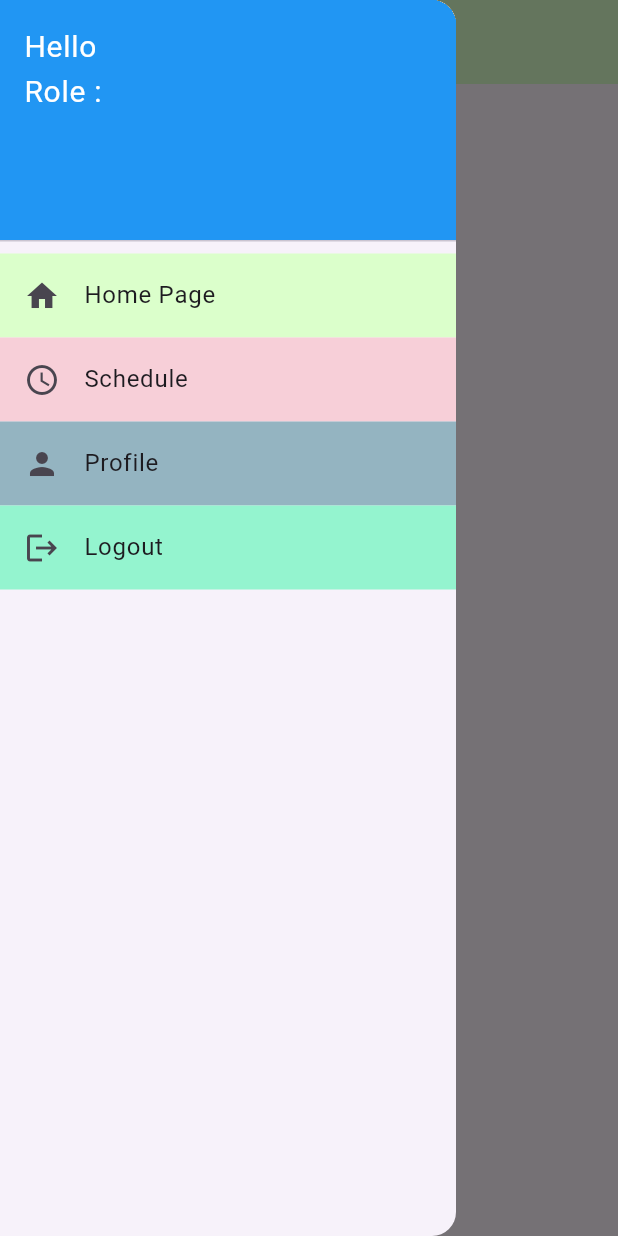
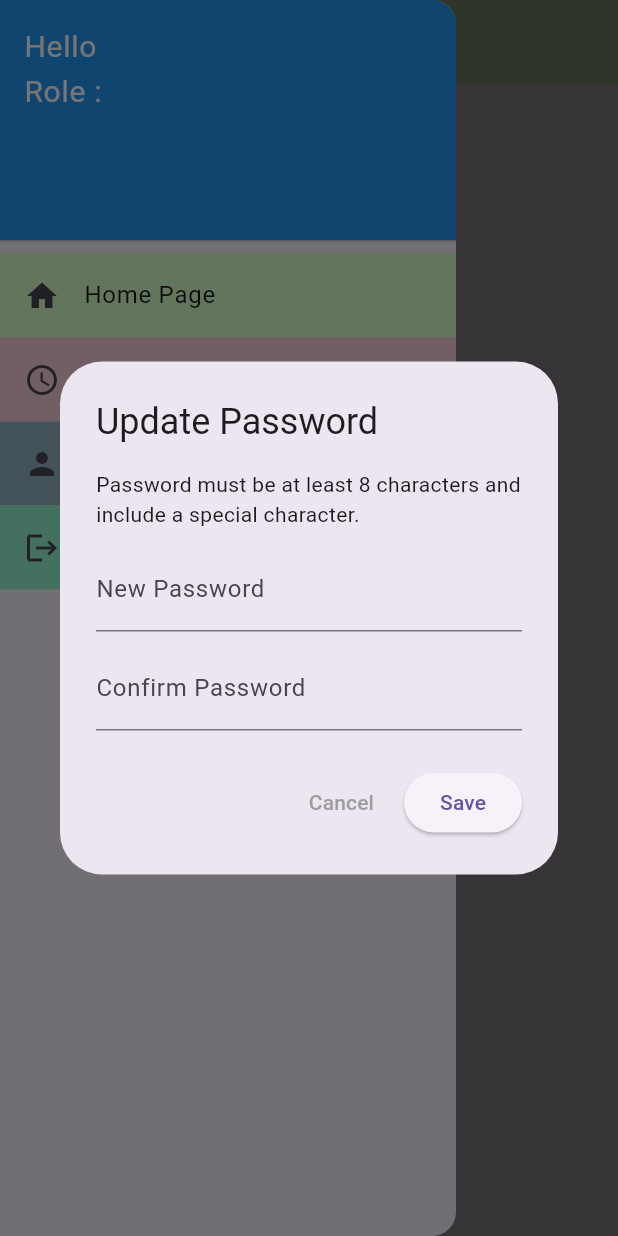
Before and after one commit to EstherTan03/6002CEM, a Flutter app: the HomePage screen opened directly with empty values, in the side drawer, after a tap on the "menu" icon, on a phone screen of 412 x 824 dp. Run offline on Flutter 3.47's test engine with Material 3 defaults, Android fonts, the phone set to English and light mode, and no system bars; our stand-ins replace cloud_firestore, firebase_core; missing offline and left inert: mailer; accounts and stored records are empty.

Commit message:
Update home, login, menu, and profile pages

```diff
--- a/lib/home_page.dart
+++ b/lib/home_page.dart
@@ -1,33 +1,153 @@
 import 'package:flutter/material.dart';
+import 'package:cloud_firestore/cloud_firestore.dart';
 
 import 'menu_navigation.dart';
 import 'shared.dart';
 import 'home_page_card.dart';
 
-class HomePage extends StatelessWidget{
-
+class HomePage extends StatefulWidget {
   final User user;
-
   const HomePage({Key? key, required this.user}) : super(key: key);
 
   @override
+  State<HomePage> createState() => _HomePageState();
+}
+
+class _HomePageState extends State<HomePage> {
+  @override
+  void initState() {
+    super.initState();
+    WidgetsBinding.instance.addPostFrameCallback((_) => _checkPasswordAndPrompt());
+  }
+
+  bool _isWeak(String? pw) {
+    final p = (pw ?? '').trim();
+    final hasMinLen = p.length >= 8;
+    final hasSpecial = RegExp(r'[!@#$%^&*(),.?":{}|<>_\-\\/\[\];~+=]').hasMatch(p);
+    return !(hasMinLen && hasSpecial);
+  }
+
+  Future<void> _checkPasswordAndPrompt() async {
+    if (_isWeak(widget.user.password)) {
+      _showChangePasswordDialog();
+    }
+  }
+
+  void _showChangePasswordDialog() {
+    final pw1 = TextEditingController();
+    final pw2 = TextEditingController();
+    String? err1;
+    String? err2;
+    bool saving = false;
+
+    showDialog(
+      context: context,
+      barrierDismissible: false,
+      builder: (ctx) {
+        return StatefulBuilder(
+          builder: (ctx, setState) {
+            Future<void> save() async {
+              final a = pw1.text.trim();
+              final b = pw2.text.trim();
+              final okLen = a.length >= 8;
+              final okSpecial = RegExp(r'[!@#$%^&*(),.?":{}|<>_\-\\/\[\];~+=]').hasMatch(a);
+              final match = a == b;
+
+                  setState(() {
+                err1 = (!okLen || !okSpecial)
+                    ? 'Min 8 chars and at least 1 special character.'
+                    : null;
+                err2 = match ? null : 'Passwords do not match.';
+              });
+              if (err1 != null || err2 != null) return;
+
+              try {
+              setState(() => saving = true);
+              await FirebaseFirestore.instance
+                  .collection('username')
+                  .doc(widget.user.username)
+                  .update({'password': a});
+              if (!ctx.mounted) return;
+              Navigator.of(ctx).pop();
+              ScaffoldMessenger.of(context).showSnackBar(
+              const SnackBar(content: Text('Password updated')),
+              );
+              } catch (e) {
+              setState(() {
+              err1 = 'Failed to update password. Please try again.';
+              });
+              } finally {
+              if (ctx.mounted) setState(() => saving = false);
+              }
+            }
+
+            return AlertDialog(
+              title: const Text('Update Password'),
+              content: Column(
+                mainAxisSize: MainAxisSize.min,
+                children: [
+                  const Text('Password must be at least 8 characters and include a special character.'),
+                  const SizedBox(height: 12),
+                  TextField(
+                    controller: pw1,
+                    obscureText: true,
+                    decoration: InputDecoration(
+                      labelText: 'New Password',
+                      errorText: err1,
+                    ),
+                    onSubmitted: (_) => save(),
+                  ),
+                  const SizedBox(height: 10),
+                  TextField(
+                    controller: pw2,
+                    obscureText: true,
+                    decoration: InputDecoration(
+                      labelText: 'Confirm Password',
+                      errorText: err2,
+                    ),
+                    onSubmitted: (_) => save(),
+                  ),
+                ],
+              ),
+              actions: [
+                TextButton(
+                  onPressed: () {
+                    // Keep dialog non-skip
+                  },
+                  child: const Text('Cancel', style: TextStyle(color: Colors.grey)),
+                ),
+                ElevatedButton(
+                  onPressed: saving ? null : save,
+                  child: saving
+                      ? const SizedBox(
+                    width: 18, height: 18,
+                    child: CircularProgressIndicator(strokeWidth: 2, color: Colors.white),
+                  )
+                      : const Text('Save'),
+                ),
+              ],
+            );
+          },
+        );
+      },
+    );
+  }
+
+  @override
   Widget build(BuildContext context) {
-    // TODO: implement build
     return Scaffold(
       appBar: AppBar(
-        title: Text('Event'),
+        title: const Text('Event'),
         leading: Builder(
           builder: (context) => IconButton(
-            icon: Icon(Icons.menu),
+            icon: const Icon(Icons.menu),
             onPressed: () => Scaffold.of(context).openDrawer(),
           ),
         ),
-        backgroundColor: Color(0xFFDBFFCB),
+        backgroundColor: const Color(0xFFDBFFCB),
       ),
-      drawer: AppDrawer(
-        user: user,
-      ),
-      body: HomePageCard(currentUser: user)
+      drawer: AppDrawer(user: widget.user),
+      body: HomePageCard(currentUser: widget.user),
     );
   }
 }
--- a/lib/login_page.dart
+++ b/lib/login_page.dart
@@ -45,7 +45,7 @@ class _LoginPageState extends State<LoginPage> {
         // 🔎 Write audit log (per-day structure)
         await AuditLogger.logPerDay(
           action: 'LOGIN_SUCCESS',
-          uid: username,                 // or doc.id if you use uid as doc id
+          uid: username,                 // use uid as doc id
           email: email.isNotEmpty ? email : null,
           meta: {
             'screen': 'LoginPage',
--- a/lib/menu_navigation.dart
+++ b/lib/menu_navigation.dart
@@ -53,7 +53,11 @@ class AppDrawer extends StatelessWidget {
         break;
 
       case 'Logout':
-      // 🔎 write audit log BEFORE navigating away
+        Navigator.pushAndRemoveUntil(
+          context, MaterialPageRoute(builder: (_) => const LoginPage()), (route) => false,
+        );
+
+        // 🔎 write audit log BEFORE navigating away
         try {
           await AuditLogger.logPerDay(
             action: 'LOGOUT',
@@ -68,9 +72,6 @@ class AppDrawer extends StatelessWidget {
           // ignore logging failures so logout still proceeds
         }
 
-        Navigator.pushAndRemoveUntil(
-          context, MaterialPageRoute(builder: (_) => const LoginPage()), (route) => false,
-        );
         break;
 
       default:
--- a/lib/profile_page.dart
+++ b/lib/profile_page.dart
@@ -31,16 +31,35 @@ class _ProfilePageState extends State<ProfilePage> {
     passwordController = TextEditingController(text: widget.user.password ?? '');
   }
 
+  // ✅ Password strength checker
+  bool _isStrongPassword(String password) {
+    final hasMinLength = password.length >= 8;
+    final hasSpecialChar = RegExp(r'[!@#$%^&*(),.?":{}|<>_\-\\/\[\];~+=]').hasMatch(password);
+    return hasMinLength && hasSpecialChar;
+  }
+
   Future<void> saveChanges() async {
     setState(() => isSaving = true);
 
-    // ✅ ADD: capture old/new values & what changed (no plaintext in logs)
+    // ✅ Capture old/new values & what changed (no plaintext in logs)
     final oldEmail = widget.user.email ?? '';
     final oldPassword = widget.user.password ?? '';
     final newEmail = emailController.text.trim();
     final newPassword = passwordController.text.trim();
     final emailChanged = oldEmail != newEmail;
     final passwordChanged = oldPassword != newPassword;
+
+    // ✅ Enhanced Password Validation
+    if (passwordChanged && !_isStrongPassword(newPassword)) {
+      ScaffoldMessenger.of(context).showSnackBar(
+        const SnackBar(
+          content: Text('Password must be at least 8 characters long and include a special character.'),
+          backgroundColor: Colors.red,
+        ),
+      );
+      setState(() => isSaving = false);
+      return;
+    }
 
     try {
       await FirebaseFirestore.instance
```
